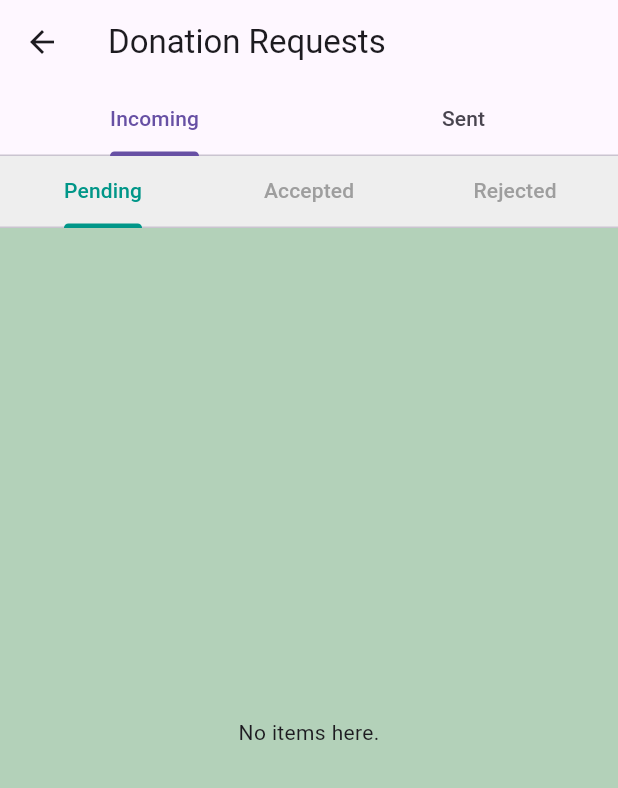
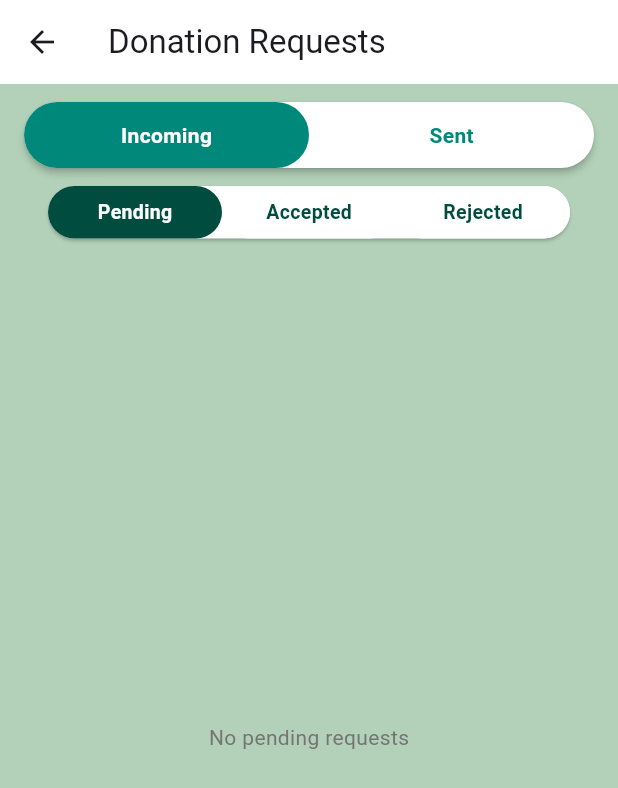
Before and after one commit to bhathiknk/community_app-frontend, a Flutter app: the DonationRequestPage screen opened directly with empty values, on a phone screen of 412 x 824 dp. Shown: the top 788 px of the screen. Run offline on Flutter 3.47's test engine with Material 3 defaults, Android fonts, the phone set to English and light mode, and no system bars; our stand-ins replace carousel_slider, image_cropper, image_picker; network calls fail.

Commit message:
Redesigned DonationRequestPage UI with dual tab selectors using pill-style design for Incoming/Sent and Pending/Accepted/Rejected. Enhanced card visuals with status-colored stripes, consistent layout, and modern color scheme for improved user experience

```diff
--- a/lib/DonationRequest.dart
+++ b/lib/DonationRequest.dart
@@ -10,21 +10,17 @@ class DonationRequestPage extends StatefulWidget {
   State<DonationRequestPage> createState() => _DonationRequestPageState();
 }
 
-class _DonationRequestPageState extends State<DonationRequestPage>
-    with TickerProviderStateMixin {
-  late TabController _outerTabCtrl;
-  late TabController _innerTabCtrl;
+class _DonationRequestPageState extends State<DonationRequestPage> {
+  int _outerIndex = 0; // 0=Incoming,1=Sent
+  int _innerIndex = 0; // 0=Pending,1=Accepted,2=Rejected
   bool _loading = true;
   List<dynamic> _incoming = [];
   List<dynamic> _sent = [];
-
-  static const String BASE = "http://10.0.2.2:8080";
+  static const _base = "http://10.0.2.2:8080";
 
   @override
   void initState() {
     super.initState();
-    _outerTabCtrl = TabController(length: 2, vsync: this);
-    _innerTabCtrl = TabController(length: 3, vsync: this);
     _fetchAll();
   }
 
@@ -32,203 +28,301 @@ class _DonationRequestPageState extends State<DonationRequestPage>
     setState(() => _loading = true);
     try {
       final inResp = await http.get(
-        Uri.parse("$BASE/api/donation-requests/incoming"),
+        Uri.parse("$_base/api/donation-requests/incoming"),
         headers: {"Authorization": "Bearer ${widget.token}"},
       );
       final sentResp = await http.get(
-        Uri.parse("$BASE/api/donation-requests/sent"),
+        Uri.parse("$_base/api/donation-requests/sent"),
         headers: {"Authorization": "Bearer ${widget.token}"},
       );
-      if (inResp.statusCode == 200 && sentResp.statusCode == 200) {
-        _incoming = jsonDecode(inResp.body);
-        _sent     = jsonDecode(sentResp.body);
-      }
+      if (inResp.statusCode == 200) _incoming = jsonDecode(inResp.body);
+      if (sentResp.statusCode == 200) _sent = jsonDecode(sentResp.body);
     } catch (_) {
-      // handle errors…
+      // ignore errors
     } finally {
       setState(() => _loading = false);
     }
   }
 
   Future<void> _respond(String id, bool accept) async {
-    final path = accept ? "accept" : "reject";
+    final action = accept ? "accept" : "reject";
     await http.post(
-      Uri.parse("$BASE/api/donation-requests/$id/$path"),
+      Uri.parse("$_base/api/donation-requests/$id/$action"),
       headers: {"Authorization": "Bearer ${widget.token}"},
     );
     _fetchAll();
   }
 
-  List<dynamic> _filter(List<dynamic> list, String status) =>
-      list.where((r) => r["status"] == status).toList();
+  List<dynamic> _filter(List<dynamic> all, String status) =>
+      all.where((r) => r["status"] == status).toList();
+
+  Color _statusColor(String status) {
+    switch (status) {
+      case "ACCEPTED":
+        return Colors.green.shade600;
+      case "REJECTED":
+        return Colors.red.shade600;
+      default:
+        return Colors.orange.shade600;
+    }
+  }
 
   @override
   Widget build(BuildContext context) {
+    final primary = Colors.teal.shade600;
+    final secondary = Colors.teal.shade900;
     return Scaffold(
       backgroundColor: const Color(0xFFB3D1B9),
       appBar: AppBar(
         title: const Text("Donation Requests"),
-        bottom: TabBar(
-          controller: _outerTabCtrl,
-          tabs: const [
-            Tab(text: "Incoming"),
-            Tab(text: "Sent"),
-          ],
+        backgroundColor: Colors.white,
+        elevation: 0,
       ),
+      body: Column(
+        children: [
+          const SizedBox(height: 12),
+          _buildOuterSelector(primary),
+          const SizedBox(height: 12),
+          _buildInnerSelector(secondary),
+          Expanded(
+            child: _loading
+                ? const Center(child: CircularProgressIndicator())
+                : _buildList(),
           ),
-      body: _loading
-          ? const Center(child: CircularProgressIndicator())
-          : TabBarView(
-        controller: _outerTabCtrl,
-        children: [
-          _buildSection(_incoming, isIncoming: true),
-          _buildSection(_sent, isIncoming: false),
         ],
       ),
     );
   }
 
-  Widget _buildSection(List<dynamic> all, {required bool isIncoming}) {
-    return Column(
-      children: [
-        Container(
-          color: Colors.grey.shade200,
-          child: TabBar(
-            controller: _innerTabCtrl,
-            labelColor: Colors.teal,
-            unselectedLabelColor: Colors.grey,
-            indicatorColor: Colors.teal,
-            tabs: const [
-              Tab(text: "Pending"),
-              Tab(text: "Accepted"),
-              Tab(text: "Rejected"),
-            ],
+  Widget _buildOuterSelector(Color primary) {
+    return Padding(
+      padding: const EdgeInsets.symmetric(horizontal: 16),
+      child: PhysicalModel(
+        color: Colors.white,
+        elevation: 2,
+        borderRadius: BorderRadius.circular(30),
+        child: Row(
+          children: ["Incoming", "Sent"].asMap().entries.map((entry) {
+            final idx = entry.key;
+            final label = entry.value;
+            final selected = idx == _outerIndex;
+            return Expanded(
+              child: InkWell(
+                onTap: () => setState(() {
+                  _outerIndex = idx;
+                  _innerIndex = 0;
+                }),
+                borderRadius: BorderRadius.circular(30),
+                child: Container(
+                  padding: const EdgeInsets.symmetric(vertical: 12),
+                  decoration: BoxDecoration(
+                    color: selected ? primary : Colors.transparent,
+                    borderRadius: BorderRadius.circular(30),
+                  ),
+                  child: Center(
+                    child: Text(
+                      label,
+                      style: TextStyle(
+                        color: selected ? Colors.white : primary,
+                        fontWeight: FontWeight.bold,
                       ),
                     ),
-        Expanded(
-          child: TabBarView(
-            controller: _innerTabCtrl,
-            children: [
-              _buildList(_filter(all, "PENDING"), isIncoming),
-              _buildList(_filter(all, "ACCEPTED"), isIncoming),
-              _buildList(_filter(all, "REJECTED"), isIncoming),
-            ],
                   ),
-        )
-      ],
+                ),
+              ),
+            );
+          }).toList(),
+        ),
+      ),
     );
   }
 
-  Widget _buildList(List<dynamic> items, bool isIncoming) {
-    if (items.isEmpty) {
-      return const Center(child: Text("No items here."));
-    }
-    return ListView.builder(
-      padding: const EdgeInsets.all(12),
-      itemCount: items.length,
-      itemBuilder: (_, i) => _buildCard(items[i], isIncoming),
+  Widget _buildInnerSelector(Color secondary) {
+    return Padding(
+      padding: const EdgeInsets.symmetric(horizontal: 32),
+      child: PhysicalModel(
+        color: Colors.white,
+        elevation: 1,
+        borderRadius: BorderRadius.circular(30),
+        child: Row(
+          children: ["Pending", "Accepted", "Rejected"]
+              .asMap()
+              .entries
+              .map((entry) {
+            final idx = entry.key;
+            final label = entry.value;
+            final selected = idx == _innerIndex;
+            return Expanded(
+              child: InkWell(
+                onTap: () => setState(() => _innerIndex = idx),
+                borderRadius: BorderRadius.circular(30),
+                child: Container(
+                  padding: const EdgeInsets.symmetric(vertical: 8),
+                  decoration: BoxDecoration(
+                    color: selected ? secondary : Colors.white,
+                    borderRadius: BorderRadius.circular(30),
+                  ),
+                  child: Center(
+                    child: Text(
+                      label,
+                      style: TextStyle(
+                        color: selected ? Colors.white : secondary,
+                        fontSize: 13,
+                        fontWeight: FontWeight.w600,
+                      ),
+                    ),
+                  ),
+                ),
+              ),
+            );
+          }).toList(),
+        ),
+      ),
     );
   }
 
-  Widget _buildCard(dynamic r, bool isIncoming) {
-    // common fields
-    final title = isIncoming
-        ? r["donationTitle"]
-        : r["donationTitle"];
-    final imgList = r["donationImages"] as List<dynamic>? ?? [];
-    final img = imgList.isNotEmpty ? imgList.first : null;
-    final status = r["status"];
-    final msg = r["message"];
-    final reqId = r["requestId"];
+  Widget _buildList() {
+    final data = _outerIndex == 0 ? _incoming : _sent;
+    final status = ["PENDING", "ACCEPTED", "REJECTED"][_innerIndex];
+    final items = _filter(data, status);
+    if (items.isEmpty) {
+      return Center(
+        child: Text(
+          "No ${status.toLowerCase()} requests",
+          style: TextStyle(color: Colors.grey.shade600),
+        ),
+      );
+    }
+    return ListView.builder(
+      padding: const EdgeInsets.all(16),
+      itemCount: items.length,
+      itemBuilder: (_, i) => _buildCard(items[i]),
+    );
+  }
 
-    // person info
-    final name  = isIncoming
-        ? r["requesterFullName"]
-        : r["receiverFullName"];
-    final email = isIncoming
-        ? r["requesterEmail"]
-        : r["receiverEmail"];
-    final phone = isIncoming
-        ? r["requesterPhone"]
-        : r["receiverPhone"];
-    final prof  = isIncoming
-        ? r["requesterProfile"]
-        : r["receiverProfile"];
+  Widget _buildCard(dynamic r) {
+    final incoming = _outerIndex == 0;
+    final title = r["donationTitle"] as String? ?? "";
+    final imgs = (r["donationImages"] as List? ?? []).cast<String>();
+    final img = imgs.isNotEmpty ? imgs.first : null;
+    final status = r["status"] as String;
+    final msg = r["message"] as String? ?? "";
+    final id = r["requestId"] as String;
+
+    final name =
+    incoming ? r["requesterFullName"] : r["receiverFullName"];
+    final email =
+    incoming ? r["requesterEmail"] : r["receiverEmail"];
+    final phone =
+    incoming ? r["requesterPhone"] : r["receiverPhone"];
+    final prof =
+    incoming ? r["requesterProfile"] : r["receiverProfile"];
+
+    final statusColor = _statusColor(status);
 
     return Card(
-      margin: const EdgeInsets.symmetric(vertical: 8),
+      color: Colors.white,
+      margin: const EdgeInsets.only(bottom: 16),
       shape: RoundedRectangleBorder(borderRadius: BorderRadius.circular(16)),
+      elevation: 3,
+      child: Row(
+        children: [
+          // colored stripe
+          Container(width: 6, height: 140, color: statusColor),
+          Expanded(
             child: Padding(
-        padding: const EdgeInsets.all(12),
-        child: Column(crossAxisAlignment: CrossAxisAlignment.start, children: [
-          // Donation row
+              padding: const EdgeInsets.all(16),
+              child: Column(
+                children: [
                   Row(children: [
                     if (img != null)
                       ClipRRect(
                         borderRadius: BorderRadius.circular(8),
-                child: Image.network(img,
-                    width: 60, height: 60, fit: BoxFit.cover),
+                        child: Image.network(
+                          img,
+                          width: 60,
+                          height: 60,
+                          fit: BoxFit.cover,
                         ),
-            const SizedBox(width: 12),
+                      ),
+                    if (img != null) const SizedBox(width: 12),
                     Expanded(
-              child:
-              Text(title, style: const TextStyle(fontWeight: FontWeight.bold)),
+                      child: Text(
+                        title,
+                        style: const TextStyle(
+                          fontWeight: FontWeight.bold,
+                          fontSize: 16,
+                        ),
+                      ),
                     ),
                     Container(
-              padding:
-              const EdgeInsets.symmetric(horizontal: 8, vertical: 4),
+                      padding: const EdgeInsets.symmetric(
+                          horizontal: 12, vertical: 4),
                       decoration: BoxDecoration(
-                color: status == "PENDING"
-                    ? Colors.orange
-                    : status == "ACCEPTED"
-                    ? Colors.green
-                    : Colors.red,
+                        color: statusColor,
                         borderRadius: BorderRadius.circular(12),
                       ),
-              child: Text(status, style: const TextStyle(color: Colors.white)),
-            )
+                      child: Text(
+                        status,
+                        style:
+                        const TextStyle(color: Colors.white, fontSize: 12),
+                      ),
+                    ),
                   ]),
                   const SizedBox(height: 8),
-          Text("Message: $msg"),
-          const SizedBox(height: 8),
-          // Person row
+                  Align(
+                    alignment: Alignment.centerLeft,
+                    child: Text(
+                      "Message: $msg",
+                      style: TextStyle(color: Colors.grey.shade700),
+                    ),
+                  ),
+                  const SizedBox(height: 12),
                   ListTile(
                     contentPadding: EdgeInsets.zero,
                     leading: CircleAvatar(
                       radius: 24,
-              backgroundImage: prof.isNotEmpty
+                      backgroundImage: (prof as String).isNotEmpty
                           ? NetworkImage(prof)
                           : null,
-              child:
-              prof.isEmpty ? const Icon(Icons.person) : null,
+                      child: prof.isEmpty
+                          ? const Icon(Icons.person_outline)
+                          : null,
                     ),
-            title: Text(name),
-            subtitle: Text("$email\n$phone"),
+                    title: Text(
+                      name,
+                      style: const TextStyle(fontWeight: FontWeight.w600),
                     ),
-          if (isIncoming && status == "PENDING")
-            Row(mainAxisAlignment: MainAxisAlignment.end, children: [
+                    subtitle: Text(
+                      "$email\n$phone",
+                      style: const TextStyle(fontSize: 12),
+                    ),
+                  ),
+                  if (incoming && status == "PENDING")
+                    Row(
+                      mainAxisAlignment: MainAxisAlignment.end,
+                      children: [
                         TextButton(
-                onPressed: () => _respond(reqId, false),
-                child: const Text("Reject",
-                    style: TextStyle(color: Colors.red)),
+                          onPressed: () => _respond(id, false),
+                          child: const Text("Reject"),
+                          style: TextButton.styleFrom(
+                              foregroundColor: Colors.red.shade700),
                         ),
                         const SizedBox(width: 12),
                         ElevatedButton(
-                onPressed: () => _respond(reqId, true),
+                          onPressed: () => _respond(id, true),
+                          child: const Text("Accept"),
                           style: ElevatedButton.styleFrom(
-                    backgroundColor: Colors.green),
-                child: const Text("Accept"),
+                              backgroundColor: Colors.teal.shade600),
                         ),
-            ]),
-        ]),
+                      ],
+                    ),
+                ],
+              ),
+            ),
+          ),
+        ],
       ),
     );
   }
-
-  @override
-  void dispose() {
-    _outerTabCtrl.dispose();
-    _innerTabCtrl.dispose();
-    super.dispose();
 }
-}
```
Lines whose indentation alone changed are shown as unchanged.
